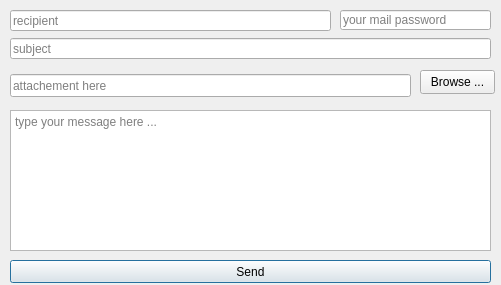
Old version of the form GestionProduits/mail.ui in the repository YacineSammoud/Smart_Beauty_Center_2A25.
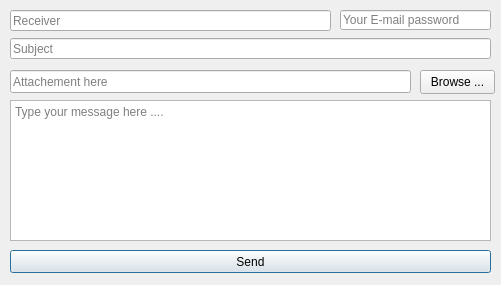
New version of the form. Icons and pictures are not drawn.

```diff
--- a/GestionProduits/mail.ui
+++ b/GestionProduits/mail.ui
@@ -26,21 +26,37 @@
     <enum>QLineEdit::Password</enum>
    </property>
    <property name="placeholderText">
-    <string>your mail password</string>
+    <string>Your E-mail password</string>
    </property>
   </widget>
   <widget class="QPushButton" name="sendBtn">
    <property name="geometry">
     <rect>
      <x>10</x>
-     <y>260</y>
+     <y>250</y>
      <width>481</width>
      <height>23</height>
     </rect>
    </property>
+   <property name="layoutDirection">
+    <enum>Qt::LeftToRight</enum>
+   </property>
+   <property name="autoFillBackground">
+    <bool>false</bool>
+   </property>
    <property name="text">
     <string>Send</string>
    </property>
+   <property name="icon">
+    <iconset>
+     <normaloff>../send.png</normaloff>../send.png</iconset>
+   </property>
+   <property name="checkable">
+    <bool>false</bool>
+   </property>
+   <property name="flat">
+    <bool>false</bool>
+   </property>
   </widget>
   <widget class="QPushButton" name="browseBtn">
    <property name="geometry">
@@ -65,20 +81,20 @@
     </rect>
    </property>
    <property name="placeholderText">
-    <string>recipient</string>
+    <string>Receiver</string>
    </property>
   </widget>
   <widget class="QLineEdit" name="file">
    <property name="geometry">
     <rect>
      <x>10</x>
-     <y>74</y>
+     <y>70</y>
      <width>401</width>
      <height>23</height>
     </rect>
    </property>
    <property name="placeholderText">
-    <string>attachement here</string>
+    <string>Attachement here</string>
    </property>
   </widget>
   <widget class="QLineEdit" name="subject">
@@ -91,20 +107,20 @@
     </rect>
    </property>
    <property name="placeholderText">
-    <string>subject</string>
+    <string>Subject</string>
    </property>
   </widget>
   <widget class="QTextEdit" name="msg">
    <property name="geometry">
     <rect>
      <x>10</x>
-     <y>110</y>
+     <y>100</y>
      <width>481</width>
      <height>141</height>
     </rect>
    </property>
    <property name="placeholderText">
-    <string>type your message here ...</string>
+    <string>Type your message here ....</string>
    </property>
   </widget>
  </widget>
```
Left out of the diff: 7 changed lines with no effect on the pictures.
